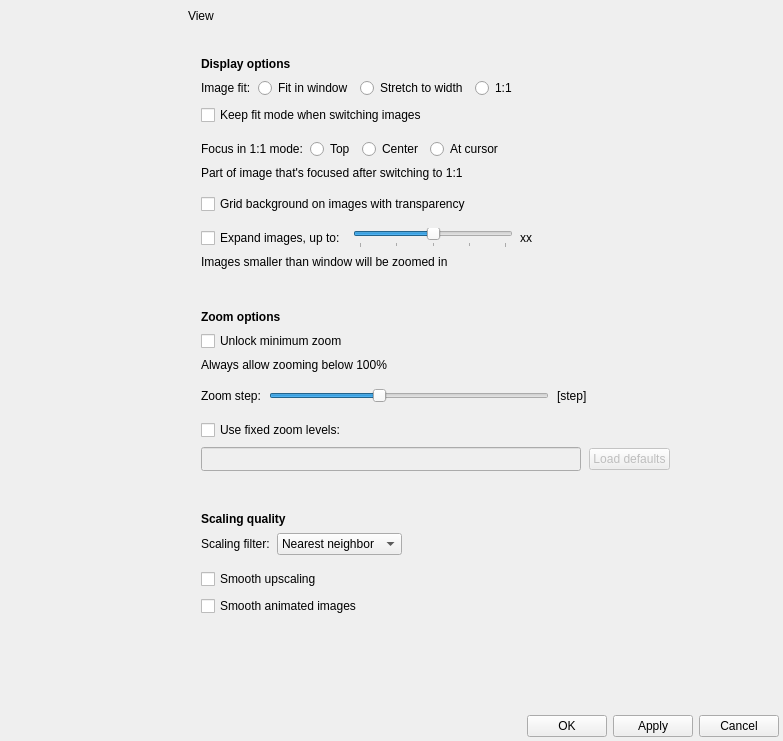
Above: qimgv/gui/dialogs/settingsdialog.ui from do-i/thumbgrid before the change. Below: the same form after it.
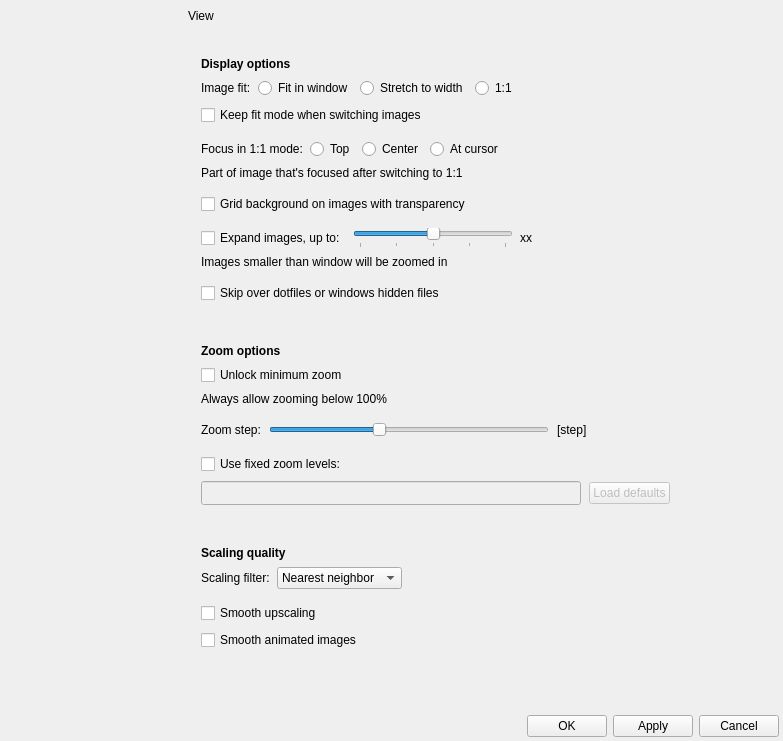
That is the form after the change. The open tabs and pages were chosen to show the change. Custom widgets are drawn as their Qt base class.

Commit message: skipHiddenFiles settings toggle

Patch:
```diff
--- a/qimgv/gui/dialogs/settingsdialog.ui
+++ b/qimgv/gui/dialogs/settingsdialog.ui
@@ -2272,6 +2272,23 @@
                     </property>
                    </widget>
                   </item>
+                  <item>
+                   <widget class="QWidget" name="widget_31" native="true">
+                    <property name="accessibleName">
+                     <string notr="true">SLine</string>
+                    </property>
+                   </widget>
+                  </item>
+                  <item>
+                   <widget class="QCheckBox" name="skipHiddenFilesCheckBox">
+                    <property name="enabled">
+                     <bool>true</bool>
+                    </property>
+                    <property name="text">
+                     <string>Skip over dotfiles or windows hidden files</string>
+                    </property>
+                   </widget>
+                  </item>
                  </layout>
                 </widget>
                </item>
```
The commit also changes 4 other files.
